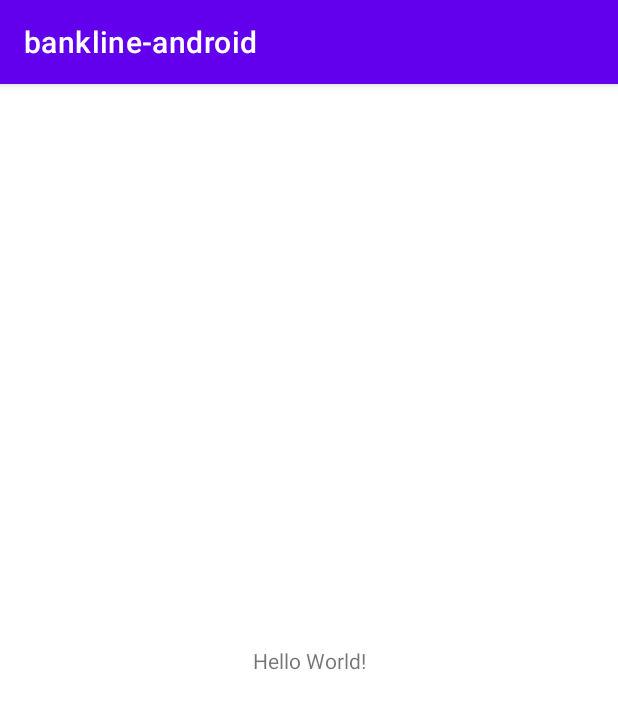
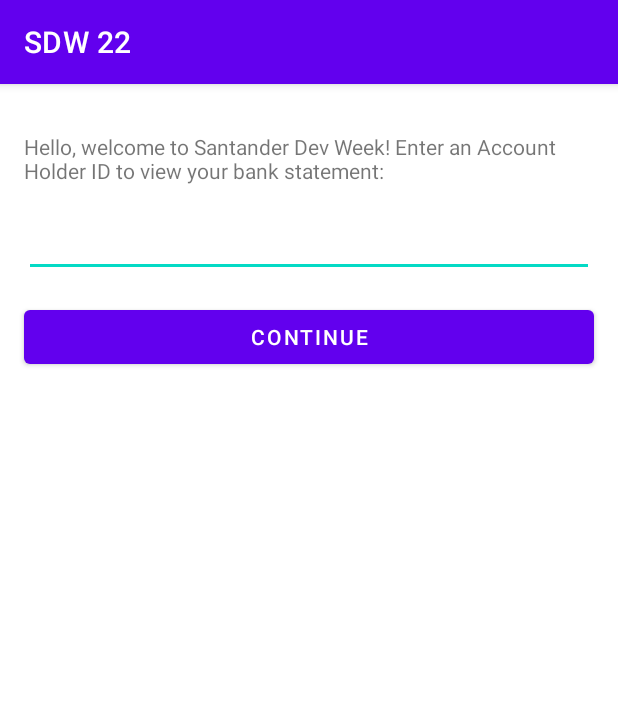
Before and after one commit to EduKepczynski/bankline-android, an Android app: the screen it shows after launch (WelcomeActivity), on a phone screen of 412 x 824 dp. Shown: the top 709 px of the screen. Run offline under Robolectric (Android 15) with nearby library versions, the phone set to English and light mode, and no system bars.

Commit message:
Final da primeira parte

```diff
--- a/app/src/main/java/dev/week/bankline/ui/welcome/WelcomeActivity.kt
+++ b/app/src/main/java/dev/week/bankline/ui/welcome/WelcomeActivity.kt
@@ -1,12 +1,34 @@
 package dev.week.bankline.ui.welcome
 
+import android.content.Intent
 import androidx.appcompat.app.AppCompatActivity
 import android.os.Bundle
-import dev.week.bankline.R
+//import dev.week.bankline.R
+import dev.week.bankline.databinding.ActivityWelcomeBinding
+import dev.week.bankline.domain.Correntista
+import dev.week.bankline.ui.statement.BankStatementActivity
 
 class WelcomeActivity : AppCompatActivity() {
+
+    private val binding by lazy {
+        ActivityWelcomeBinding.inflate(layoutInflater)
+    }
+
+
     override fun onCreate(savedInstanceState: Bundle?) {
         super.onCreate(savedInstanceState)
-        setContentView(R.layout.activity_welcome)
+        setContentView(binding.root)
+
+        binding.btContinue.setOnClickListener {
+            val accountHolderId = binding.etAccountHolderId.text.toString().toInt()
+            val accountHolder = Correntista(accountHolderId)
+
+            val intent = Intent(this, BankStatementActivity::class.java).apply {
+                putExtra(BankStatementActivity.EXTRA_ACCOUNT_HOLDER, accountHolder)
+            }
+            startActivity(intent)
+
+        }
+
     }
 }
--- a/app/src/main/res/layout/activity_welcome.xml
+++ b/app/src/main/res/layout/activity_welcome.xml
@@ -7,12 +7,41 @@
     tools:context=".ui.welcome.WelcomeActivity">
 
     <TextView
-        android:layout_width="wrap_content"
+        android:id="@+id/tvWelcome"
+        android:layout_width="0dp"
         android:layout_height="wrap_content"
-        android:text="Hello World!"
-        app:layout_constraintBottom_toBottomOf="parent"
+        android:layout_marginLeft="@dimen/margin_default"
+        android:layout_marginTop="32dp"
+        android:layout_marginRight="@dimen/margin_default"
+        android:text="@string/txt_welcome"
+        app:layout_constraintHorizontal_bias="0.0"
         app:layout_constraintLeft_toLeftOf="parent"
         app:layout_constraintRight_toRightOf="parent"
         app:layout_constraintTop_toTopOf="parent" />
 
+    <EditText
+        android:id="@+id/etAccountHolderId"
+        android:layout_width="0dp"
+        android:layout_height="wrap_content"
+        android:layout_marginStart="@dimen/margin_default"
+        android:layout_marginTop="@dimen/margin_default"
+        android:layout_marginEnd="@dimen/margin_default"
+        android:ems="10"
+        android:inputType="number"
+        app:layout_constraintEnd_toEndOf="parent"
+        app:layout_constraintStart_toStartOf="parent"
+        app:layout_constraintTop_toBottomOf="@+id/tvWelcome" />
+
+    <Button
+        android:id="@+id/btContinue"
+        android:layout_width="0dp"
+        android:layout_height="wrap_content"
+        android:layout_marginStart="@dimen/margin_default"
+        android:layout_marginTop="@dimen/margin_default"
+        android:layout_marginEnd="@dimen/margin_default"
+        android:text="@string/txt_continue"
+        app:layout_constraintEnd_toEndOf="parent"
+        app:layout_constraintStart_toStartOf="parent"
+        app:layout_constraintTop_toBottomOf="@+id/etAccountHolderId" />
+
 </androidx.constraintlayout.widget.ConstraintLayout>
--- /dev/null
+++ b/app/src/main/res/values/dimens.xml
@@ -0,0 +1,5 @@
+<?xml version="1.0" encoding="utf-8"?>
+<resources>
+    <dimen name="margin_default">16dp</dimen>
+    <dimen name="margin_half_default">8dp</dimen>
+</resources>
--- a/app/src/main/res/values/strings.xml
+++ b/app/src/main/res/values/strings.xml
@@ -1,3 +1,5 @@
 <resources>
-    <string name="app_name">bankline-android</string>
+    <string name="app_name" translatable="false">SDW 22</string>
+    <string name="txt_continue">Continue</string>
+    <string name="txt_welcome">Hello, welcome to Santander Dev Week! Enter an Account Holder ID to view your bank statement:</string>
 </resources>
```
Also changed, not shown: app/build.gradle (+8 -0 lines), app/src/main/java/dev/week/bankline/domain/Correntista.kt (+6 -2 lines), app/src/main/java/dev/week/bankline/ui/statement/BankStatementActivity.kt (+21 -2 lines), 2 other files.
